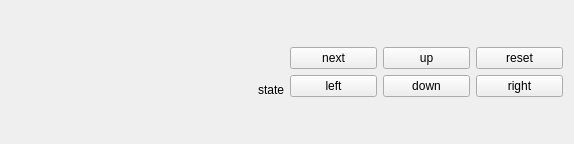
Qt form GUI/UI/modbus.ui (lidingke/fiberGeometry) before a commit.
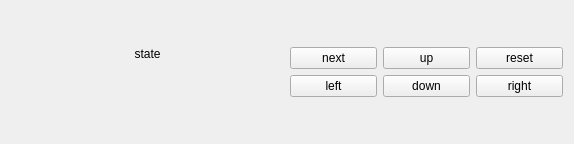
The same form after that commit.

```diff
--- a/GUI/UI/modbus.ui
+++ b/GUI/UI/modbus.ui
@@ -22,7 +22,7 @@
         <string>state</string>
        </property>
        <property name="alignment">
-        <set>Qt::AlignBottom|Qt::AlignRight|Qt::AlignTrailing</set>
+        <set>Qt::AlignHCenter|Qt::AlignTop</set>
        </property>
       </widget>
      </item>
```
Left out of the diff: 6 changed lines with no effect on the pictures.
